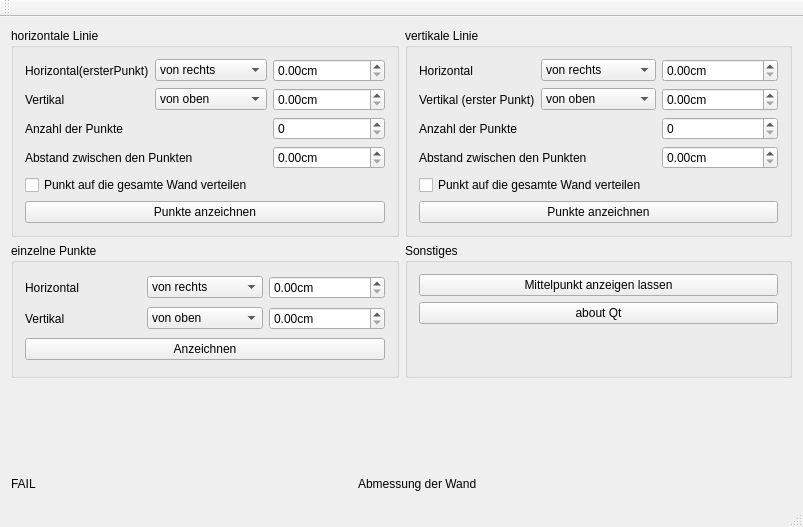
KonradMerkel/Moskito, file WALL/mainwindow.ui: the form before one commit.
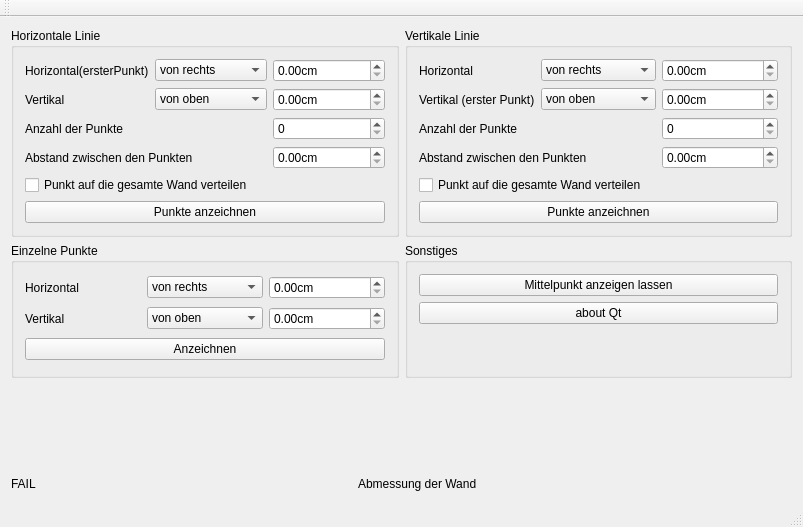
The form after the commit.

```diff
--- a/WALL/mainwindow.ui
+++ b/WALL/mainwindow.ui
@@ -20,7 +20,7 @@
       <item row="0" column="0">
        <widget class="QGroupBox" name="gBx_horizontal">
         <property name="title">
-         <string>horizontale Linie</string>
+         <string>Horizontale Linie</string>
         </property>
         <property name="checkable">
          <bool>false</bool>
@@ -153,7 +153,7 @@
       <item row="0" column="1">
        <widget class="QGroupBox" name="gBx_vertikal">
         <property name="title">
-         <string>vertikale Linie</string>
+         <string>Vertikale Linie</string>
         </property>
         <property name="checkable">
          <bool>false</bool>
@@ -286,7 +286,7 @@
       <item row="1" column="0">
        <widget class="QGroupBox" name="gBx_single">
         <property name="title">
-         <string>einzelne Punkte</string>
+         <string>Einzelne Punkte</string>
         </property>
         <property name="checkable">
          <bool>false</bool>
```
Left out of the diff: 3 changed lines with no effect on the pictures.
